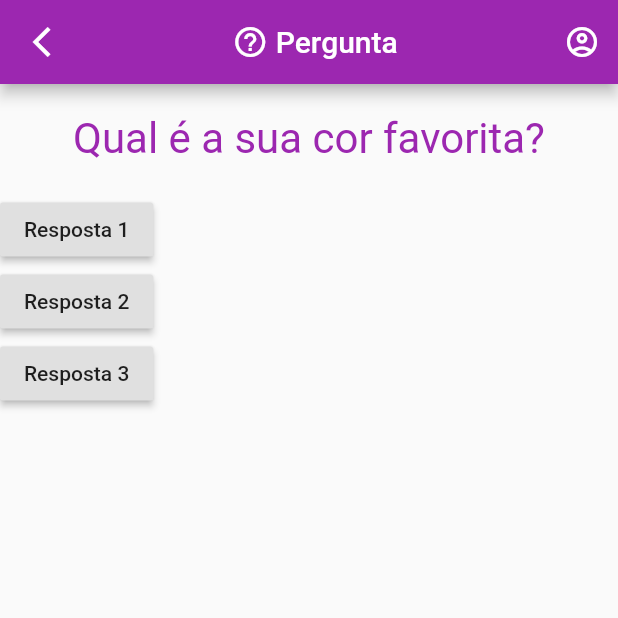
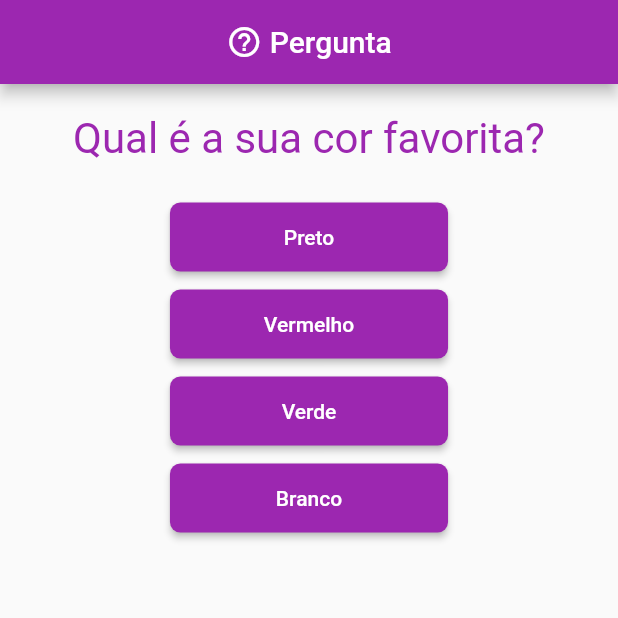
Before and after one commit to BrRainbowX/UdemyFlutterCourse, a Flutter app: the screen it shows after launch, on a phone screen of 412 x 824 dp, the top half of it. Run offline on Flutter 3.47's test engine with Material 2 defaults, Android fonts, the phone set to English and light mode, and no system bars.

Commit message:
Finished section 2

```diff
--- /dev/null
+++ b/section2/projeto_perguntas/lib/Botao.dart
@@ -0,0 +1,27 @@
+import 'package:flutter/material.dart';
+
+class Botao extends StatelessWidget {
+  final String texto;
+  final void Function() quandoSelecionado;
+
+  const Botao({Key key, this.texto, this.quandoSelecionado}) : super(key: key);
+
+  @override
+  Widget build(BuildContext context) {
+    return Container(
+      width: MediaQuery.of(context).size.width * .45,
+      margin: const EdgeInsets.all(5),
+      child: RaisedButton(
+        padding:
+            const EdgeInsets.only(left: 40, top: 15, bottom: 15, right: 40),
+        shape: RoundedRectangleBorder(borderRadius: BorderRadius.circular(7)),
+        onPressed: quandoSelecionado,
+        color: Theme.of(context).primaryColor,
+        splashColor: Colors.white,
+        highlightColor: Theme.of(context).canvasColor,
+        textColor: Colors.white,
+        child: Text(texto),
+      ),
+    );
+  }
+}
--- a/section2/projeto_perguntas/lib/main.dart
+++ b/section2/projeto_perguntas/lib/main.dart
@@ -1,5 +1,6 @@
 import 'package:flutter/material.dart';
-import 'questao.dart';
+import 'package:projeto_perguntas/questionario.dart';
+import 'package:projeto_perguntas/resultado.dart';
 
 main() => runApp(PerguntaApp());
 
@@ -9,16 +10,53 @@ class PerguntaApp extends StatefulWidget {
 }
 
 class _PerguntaAppState extends State<PerguntaApp> {
-  int perguntaSelecionada = 0;
+  int _perguntaSelecionada = 0;
+  int _pontuacao = 0;
 
-  static const List<String> perguntas = [
-    "Qual é a sua cor favorita?",
-    "Qual é a sua cor não favorita?",
+  static const List<Map<String, Object>> _perguntas = [
+    {
+      'texto': 'Qual é a sua cor favorita?',
+      'respostas': [
+        {'texto': 'Preto', 'pontuacao': 1},
+        {'texto': 'Vermelho', 'pontuacao': 2},
+        {'texto': 'Verde', 'pontuacao': 3},
+        {'texto': 'Branco', 'pontuacao': 4},
+      ]
+    },
+    {
+      'texto': 'Qual é a seu animal favorita?',
+      'respostas': [
+        {'texto': 'Cachorro', 'pontuacao': 1},
+        {'texto': 'Gato', 'pontuacao': 2},
+        {'texto': 'Rato', 'pontuacao': 3},
+        {'texto': 'Leão', 'pontuacao': 4}
+      ]
+    },
+    {
+      'texto': 'Qual é a sua IDE favorita?',
+      'respostas': [
+        {'texto': 'Studio', 'pontuacao': 1},
+        {'texto': 'IntelliJ', 'pontuacao': 2},
+        {'texto': 'VSCode', 'pontuacao': 3},
+        {'texto': 'Sublime', 'pontuacao': 4}
+      ]
+    },
   ];
 
-  void _responder() {
-    if ((perguntas.length - 1) > perguntaSelecionada)
-      setState(() => perguntaSelecionada++);
+  void _responder(int pontuacao) {
+    setState(() {
+      _pontuacao += pontuacao;
+      _perguntaSelecionada++;
+    });
+  }
+
+  void _resetar() => setState(() {
+        _pontuacao = 0;
+        _perguntaSelecionada = 0;
+      });
+
+  bool get temPerguntaSelecionada {
+    return _perguntaSelecionada < _perguntas.length;
   }
 
   @override
@@ -29,15 +67,6 @@ class _PerguntaAppState extends State<PerguntaApp> {
           primaryColor: Colors.purple, accentColor: Colors.pinkAccent),
       home: Scaffold(
           appBar: AppBar(
-            leading: IconButton(
-              icon: Icon(Icons.arrow_back_ios_outlined),
-              splashRadius: 25,
-              splashColor: Colors.white.withOpacity(0.5),
-              highlightColor: Colors.white.withOpacity(0.5),
-              onPressed: () => null,
-              color: Colors.white,
-            ),
-            centerTitle: true,
             title: Row(
               mainAxisAlignment: MainAxisAlignment.center,
               crossAxisAlignment: CrossAxisAlignment.center,
@@ -52,35 +81,22 @@ class _PerguntaAppState extends State<PerguntaApp> {
                 Text('Pergunta'),
               ],
             ),
-            actions: [
-              IconButton(
-                icon: Icon(Icons.account_circle_outlined),
-                splashRadius: 25,
-                splashColor: Colors.white.withOpacity(0.5),
-                highlightColor: Colors.white.withOpacity(0.5),
-                onPressed: () {},
-              )
-            ],
           ),
-          body: Column(
-            crossAxisAlignment: CrossAxisAlignment.start,
-            children: [
-              Questao(
-                texto: perguntas[perguntaSelecionada],
-              ),
-              RaisedButton(
-                onPressed: _responder,
-                child: Text('Resposta 1'),
-              ),
-              RaisedButton(
-                onPressed: _responder,
-                child: Text('Resposta 2'),
-              ),
-              RaisedButton(
-                onPressed: _responder,
-                child: Text('Resposta 3'),
-              )
-            ],
+          body: AnimatedSwitcher(
+            duration: const Duration(milliseconds: 200),
+            switchInCurve: Curves.fastLinearToSlowEaseIn,
+            child: temPerguntaSelecionada
+                ? Questionario(
+                    key: ValueKey(_perguntaSelecionada),
+                    perguntas: _perguntas,
+                    perguntaSelecionada: _perguntaSelecionada,
+                    responder: _responder,
+                    temPerguntaSelecionada: temPerguntaSelecionada,
+                  )
+                : Resultado(
+                    pontuacao: _pontuacao,
+                    resetar: _resetar,
+                  ),
           )),
     );
   }
--- /dev/null
+++ b/section2/projeto_perguntas/lib/questionario.dart
@@ -0,0 +1,39 @@
+import 'package:flutter/material.dart';
+import 'package:projeto_perguntas/questao.dart';
+import 'package:projeto_perguntas/Botao.dart';
+
+class Questionario extends StatelessWidget {
+  final List<Map<String, Object>> perguntas;
+  final int perguntaSelecionada;
+  final void Function(int) responder;
+  final bool temPerguntaSelecionada;
+
+  const Questionario(
+      {Key key,
+      @required this.perguntas,
+      @required this.perguntaSelecionada,
+      @required this.responder,
+      @required this.temPerguntaSelecionada})
+      : super(key: key);
+
+  @override
+  Widget build(BuildContext context) {
+    List<Map<String, Object>> respostas = temPerguntaSelecionada
+        ? perguntas[perguntaSelecionada]['respostas']
+        : null;
+    return Column(
+      crossAxisAlignment: CrossAxisAlignment.center,
+      children: [
+        Questao(
+          texto: perguntas[perguntaSelecionada]['texto'],
+        ),
+        ...respostas
+            .map((e) => Botao(
+                  texto: e['texto'],
+                  quandoSelecionado: () => responder(e['pontuacao']),
+                ))
+            .toList()
+      ],
+    );
+  }
+}
```
Also changed, not shown: section2/projeto_perguntas/lib/resultado.dart (added, +73 -0 lines).
